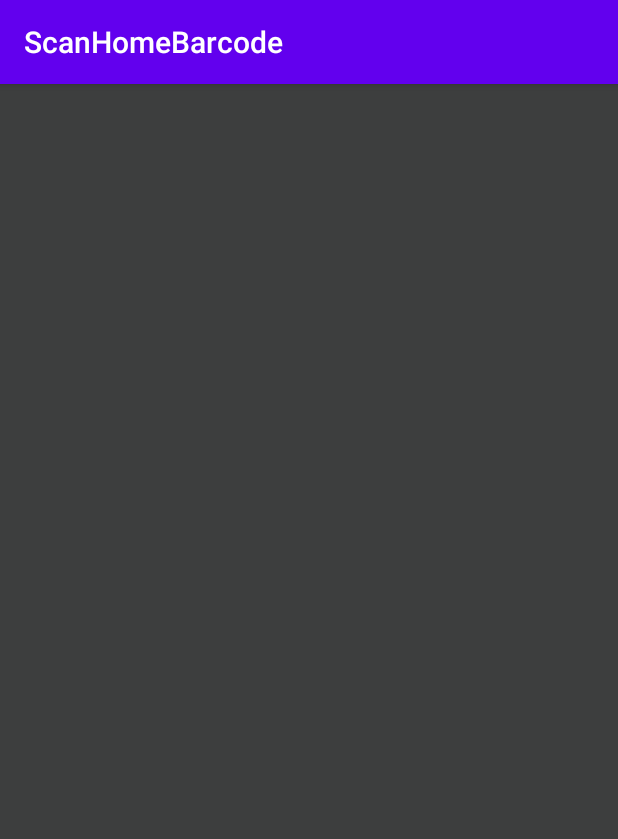
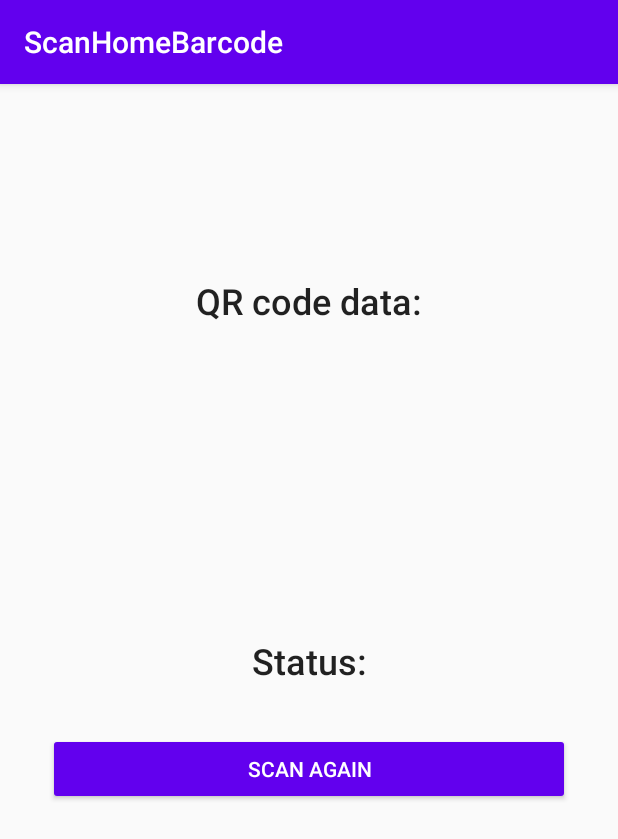
Before and after one commit to Divya0319/QRCodeScanner, an Android app: the screen it shows after launch (MainActivity), on a phone screen of 412 x 824 dp. Shown: the top 839 px of the screen. Run offline under Robolectric (Android 15) with nearby library versions, the phone set to English and light mode, and no system bars; 2 statements that could not run were skipped.

Commit message:
Scan again button added, some minor optimisations done

```diff
--- a/app/src/main/java/com/assignment/scanhomebarcode/MainActivity.java
+++ b/app/src/main/java/com/assignment/scanhomebarcode/MainActivity.java
@@ -4,7 +4,8 @@ import android.app.AlertDialog;
 import android.content.Intent;
 import android.os.Bundle;
 import android.util.Log;
-import android.widget.Toast;
+import android.widget.Button;
+import android.widget.TextView;
 
 import androidx.annotation.Nullable;
 import androidx.appcompat.app.AppCompatActivity;
@@ -15,11 +16,20 @@ import com.google.android.gms.vision.barcode.Barcode;
 public class MainActivity extends AppCompatActivity {
 
     private static final int RC_CAMERA = 344;
+    private TextView statusTV, qrCodeTV;
+    private Button btScanAgain;
 
     @Override
     protected void onCreate(Bundle savedInstanceState) {
         super.onCreate(savedInstanceState);
         setContentView(R.layout.activity_main);
+        statusTV = findViewById(R.id.status_tv);
+        qrCodeTV = findViewById(R.id.qrcode_tv);
+        btScanAgain = findViewById(R.id.scan_again_bt);
+
+        btScanAgain.setOnClickListener(v -> {
+            initiateScan();
+        });
 
         initiateScan();
 
@@ -48,6 +58,7 @@ public class MainActivity extends AppCompatActivity {
 
     private void onQrCodeScanned(String result) {
         Log.d("QR scanned:", result);
+        qrCodeTV.setText("QR code data: " + result);
         runOnUiThread(() -> showDropDown(result));
 
     }
@@ -55,6 +66,7 @@ public class MainActivity extends AppCompatActivity {
     private void showDropDown(String qrData) {
         AlertDialog.Builder builder = new AlertDialog.Builder(this);
         builder.setTitle("Select an option for " + qrData);
+        builder.setCancelable(false);
         String[] options = {"---Select---", "Collected", "Available", "Not Available"};
         builder.setItems(options, (dialog, which) -> {
             dialog.dismiss();
@@ -76,15 +88,15 @@ public class MainActivity extends AppCompatActivity {
     }
 
     private void onNotAvailableSelected() {
-        Toast.makeText(this, "Not Available Selected", Toast.LENGTH_LONG).show();
+        statusTV.setText(getString(R.string.status_not_available));
     }
 
     private void onAvailableSelected() {
-        Toast.makeText(this, "Available Selected", Toast.LENGTH_LONG).show();
+        statusTV.setText(getString(R.string.status_available));
     }
 
     private void onCollectedSelected() {
-        Toast.makeText(this, "Collected Selected", Toast.LENGTH_LONG).show();
+        statusTV.setText(getString(R.string.status_collected));
     }
 
 }
--- a/app/src/main/res/layout/activity_main.xml
+++ b/app/src/main/res/layout/activity_main.xml
@@ -1,9 +1,47 @@
 <?xml version="1.0" encoding="utf-8"?>
 <androidx.constraintlayout.widget.ConstraintLayout xmlns:android="http://schemas.android.com/apk/res/android"
+    xmlns:app="http://schemas.android.com/apk/res-auto"
     xmlns:tools="http://schemas.android.com/tools"
     android:layout_width="match_parent"
     android:layout_height="match_parent"
-    android:background="#3D3E3E"
     tools:context=".MainActivity">
 
+    <TextView
+        android:id="@+id/qrcode_tv"
+        android:layout_width="wrap_content"
+        android:layout_height="wrap_content"
+        android:layout_marginTop="128dp"
+        android:text="@string/qr_code_data"
+        android:textAppearance="@style/TextAppearance.AppCompat.Body2"
+        android:textSize="24sp"
+        app:layout_constraintEnd_toEndOf="parent"
+        app:layout_constraintStart_toStartOf="parent"
+        app:layout_constraintTop_toTopOf="parent" />
+
+    <TextView
+        android:id="@+id/status_tv"
+        android:layout_width="wrap_content"
+        android:layout_height="wrap_content"
+        android:text="@string/status"
+        android:textAppearance="@style/TextAppearance.AppCompat.Body2"
+        android:textSize="24sp"
+        app:layout_constraintBottom_toBottomOf="parent"
+        app:layout_constraintEnd_toEndOf="parent"
+        app:layout_constraintStart_toStartOf="parent"
+        app:layout_constraintTop_toTopOf="parent" />
+
+    <Button
+        android:id="@+id/scan_again_bt"
+        android:layout_width="match_parent"
+        android:layout_height="wrap_content"
+        android:layout_marginStart="32dp"
+        android:layout_marginTop="32dp"
+        android:layout_marginEnd="32dp"
+        android:backgroundTint="@color/colorPrimary"
+        android:text="@string/scan_again"
+        android:textColor="@android:color/white"
+        app:layout_constraintEnd_toEndOf="parent"
+        app:layout_constraintStart_toStartOf="parent"
+        app:layout_constraintTop_toBottomOf="@+id/status_tv" />
+
 </androidx.constraintlayout.widget.ConstraintLayout>
--- a/app/src/main/res/values/strings.xml
+++ b/app/src/main/res/values/strings.xml
@@ -4,4 +4,11 @@
     <string name="no_camera_permission">This application cannot run because it does not have the camera permission.  The application will now exit.</string>
     <string name="low_storage_error">Face detector dependencies cannot be downloaded due to low device storage</string>
     <string name="ok">OK</string>
+    <string name="point_camera">Point the Camera towards a QR code</string>
+    <string name="status">Status:</string>
+    <string name="qr_code_data">QR code data:</string>
+    <string name="status_not_available">Status: Not available</string>
+    <string name="status_available">Status: Available</string>
+    <string name="status_collected">Status: Collected</string>
+    <string name="scan_again">Scan Again</string>
 </resources>
```
Also changed, not shown: app/src/main/res/layout/barcode_capture.xml (+17 -3 lines).
